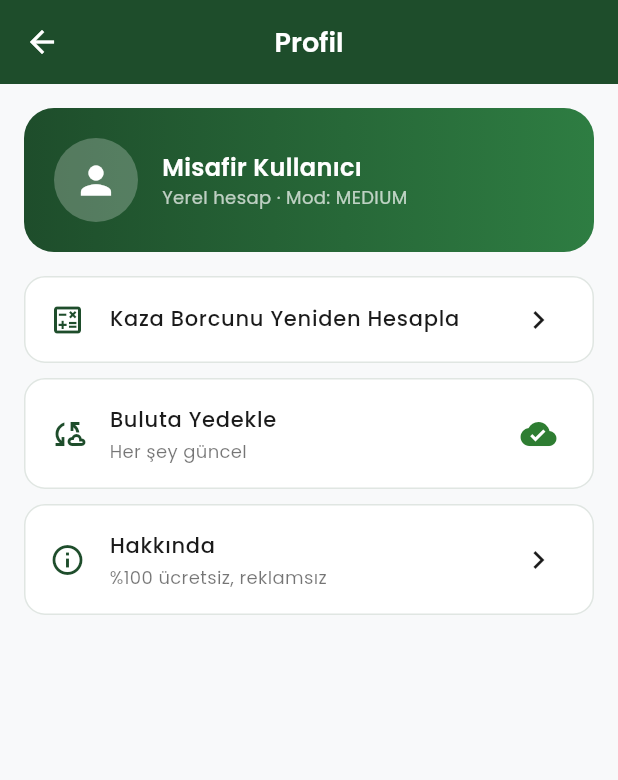
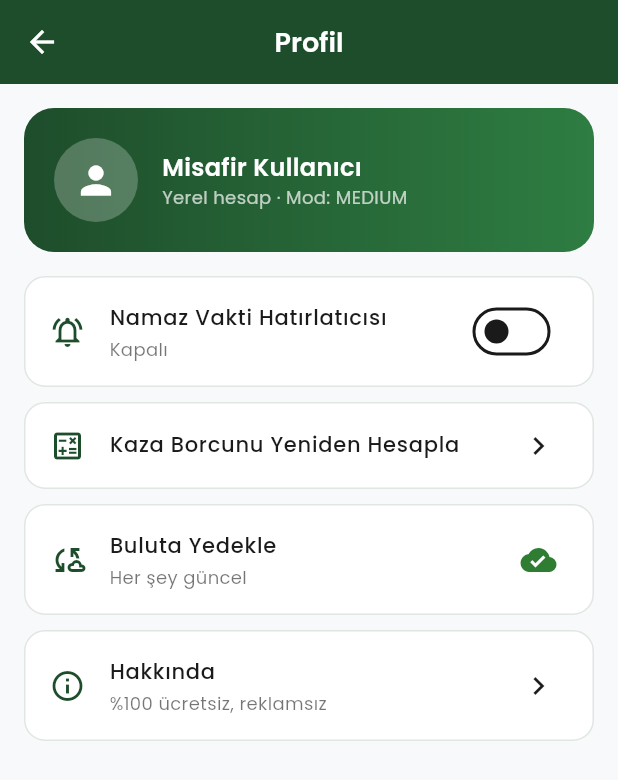
Before and after one commit to furkanaltugipek/Kaza-Takip, a Flutter app: the ProfilePage screen opened directly, on a phone screen of 412 x 824 dp. Shown: the top 780 px of the screen. Run offline on Flutter 3.47's test engine with Material 3 defaults, Android fonts, the phone set to English and light mode, and no system bars; our stand-ins replace adhan, cloud_firestore, equatable, firebase_core, flutter_bloc, flutter_local_notifications and 7 more; accounts and stored records are empty.

Commit message:
feat(notifications): konum bazlı namaz vakti hatırlatıcısı
- NotificationService: adhan ile konuma göre vakit hesabı (CalculationMethod.
  turkey), flutter_local_notifications ile her vakit için zamanlı yerel
  bildirim. Tamamen cihazda — ağ/sunucu yok.
- Konum: geolocator ile izinli alınır, reddedilirse İstanbul varsayılanı.
  Önbelleğe alınır (SharedPreferences).
- Önümüzdeki 7 gün × 5 vakit planlanır; uygulama açılışında ve resumed
  olduğunda yeniden planlanır (vakitler her gün değişir).
- Profil sayfasına aç/kapa SwitchListTile + izin akışı.
- AndroidManifest: POST_NOTIFICATIONS, SCHEDULE_EXACT_ALARM, konum izinleri.
- main.dart timezone init zaten initializeDateFormatting ile birlikte.

https://claude.ai/code/session_01EzbcrbxavKDsZPy7Ty3xvy

```diff
--- a/lib/core/constants/app_constants.dart
+++ b/lib/core/constants/app_constants.dart
@@ -14,6 +14,15 @@ class AppConstants {
 
   // İbadet modülleri (Oruç / Hatim / Zikir / Sadaka)
   static const String hiveBoxIbadet = 'ibadet_box';
+
+  // Bildirim tercihleri (SharedPreferences anahtarları)
+  static const String prefNotificationsEnabled = 'notifications_enabled';
+  static const String prefLatitude = 'pref_latitude';
+  static const String prefLongitude = 'pref_longitude';
+
+  // Varsayılan konum: İstanbul (konum izni yoksa kullanılır)
+  static const double defaultLatitude = 41.0082;
+  static const double defaultLongitude = 28.9784;
 
   // Firestore collections
   static const String colUsers = 'users';
--- a/lib/presentation/pages/profile/profile_page.dart
+++ b/lib/presentation/pages/profile/profile_page.dart
@@ -1,5 +1,7 @@
 import 'package:flutter/material.dart';
 import 'package:flutter_bloc/flutter_bloc.dart';
+import 'package:kaza_takip/core/di/injection_container.dart';
+import 'package:kaza_takip/core/services/notification_service.dart';
 import 'package:kaza_takip/core/theme/app_colors.dart';
 import 'package:kaza_takip/core/theme/app_text_styles.dart';
 import 'package:kaza_takip/presentation/blocs/kaza/kaza_bloc.dart';
@@ -56,6 +58,8 @@ class ProfilePage extends StatelessWidget {
               ),
               const SizedBox(height: 16),
 
+              const _NotificationTile(),
+
               _SettingsTile(
                 icon: Icons.calculate_outlined,
                 title: 'Kaza Borcunu Yeniden Hesapla',
@@ -103,6 +107,69 @@ class ProfilePage extends StatelessWidget {
   }
 }
 
+/// Namaz vakti hatırlatıcı aç/kapa anahtarı.
+class _NotificationTile extends StatefulWidget {
+  const _NotificationTile();
+
+  @override
+  State<_NotificationTile> createState() => _NotificationTileState();
+}
+
+class _NotificationTileState extends State<_NotificationTile> {
+  final NotificationService _svc = sl<NotificationService>();
+  late bool _enabled = _svc.isEnabled;
+  bool _busy = false;
+
+  Future<void> _toggle(bool value) async {
+    setState(() => _busy = true);
+    if (value) {
+      final ok = await _svc.enable();
+      if (!ok && mounted) {
+        ScaffoldMessenger.of(context).showSnackBar(
+          const SnackBar(
+            content: Text(
+                'Bildirim izni verilmedi. Ayarlardan etkinleştirebilirsiniz.'),
+          ),
+        );
+      }
+      setState(() => _enabled = _svc.isEnabled);
+    } else {
+      await _svc.disable();
+      setState(() => _enabled = false);
+    }
+    if (mounted) setState(() => _busy = false);
+  }
+
+  @override
+  Widget build(BuildContext context) {
+    return Container(
+      margin: const EdgeInsets.only(bottom: 10),
+      decoration: BoxDecoration(
+        color: AppColors.surface,
+        borderRadius: BorderRadius.circular(14),
+        border: Border.all(color: AppColors.divider),
+      ),
+      child: SwitchListTile(
+        secondary: const Icon(Icons.notifications_active_outlined,
+            color: AppColors.primary),
+        activeColor: AppColors.primary,
+        title: Text('Namaz Vakti Hatırlatıcısı',
+            style: AppTextStyles.titleMedium),
+        subtitle: Text(
+          _busy
+              ? 'Ayarlanıyor...'
+              : (_enabled
+                  ? 'Her vakitte kaza namazı hatırlatılır'
+                  : 'Kapalı'),
+          style: AppTextStyles.bodySmall,
+        ),
+        value: _enabled,
+        onChanged: _busy ? null : _toggle,
+      ),
+    );
+  }
+}
+
 class _SettingsTile extends StatelessWidget {
   final IconData icon;
   final String title;
--- a/pubspec.yaml
+++ b/pubspec.yaml
@@ -43,6 +43,12 @@ dependencies:
   shared_preferences: ^2.3.3
   json_annotation: ^4.9.0
 
+  # Bildirimler & Namaz Vakti
+  flutter_local_notifications: ^17.2.3
+  timezone: ^0.9.4
+  adhan: ^2.0.0+1
+  geolocator: ^13.0.1
+
   # Icons
   cupertino_icons: ^1.0.8
   flutter_svg: ^2.0.10+1
```
Also changed, not shown: lib/core/di/injection_container.dart (+11 -0 lines), lib/core/services/notification_service.dart (added, +203 -0 lines), lib/presentation/pages/main_shell.dart (+7 -0 lines), 2 other files.
